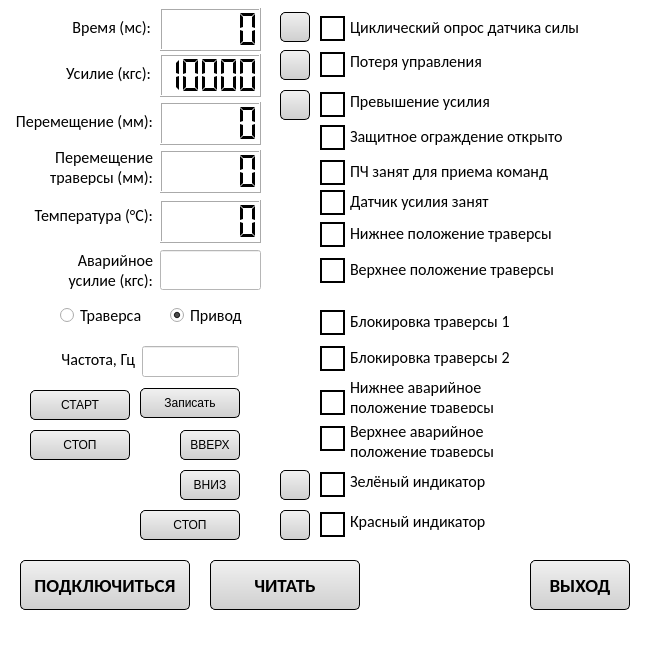
Old version of the form ui/SettingsUi.ui in the repository Skorikof/SPG-023MK.
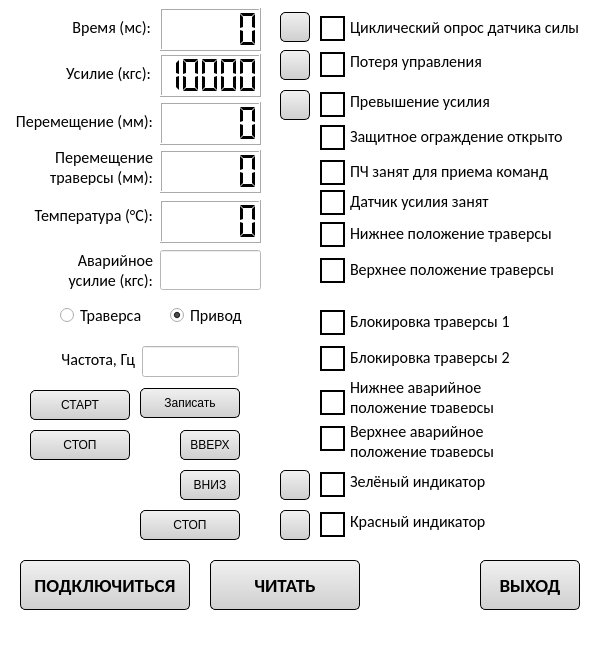
New version of the form.

Diff of the .ui file:
```diff
--- a/ui/SettingsUi.ui
+++ b/ui/SettingsUi.ui
@@ -6,10 +6,22 @@
    <rect>
     <x>0</x>
     <y>0</y>
-    <width>650</width>
-    <height>668</height>
+    <width>610</width>
+    <height>655</height>
    </rect>
   </property>
+  <property name="minimumSize">
+   <size>
+    <width>610</width>
+    <height>655</height>
+   </size>
+  </property>
+  <property name="maximumSize">
+   <size>
+    <width>610</width>
+    <height>655</height>
+   </size>
+  </property>
   <property name="windowTitle">
    <string>Debug</string>
   </property>
@@ -67,7 +79,7 @@
    <widget class="QPushButton" name="btn_exit">
     <property name="geometry">
      <rect>
-      <x>530</x>
+      <x>480</x>
       <y>560</y>
       <width>100</width>
       <height>50</height>
```
Left out of the diff: 2 changed lines with no effect on the pictures.
